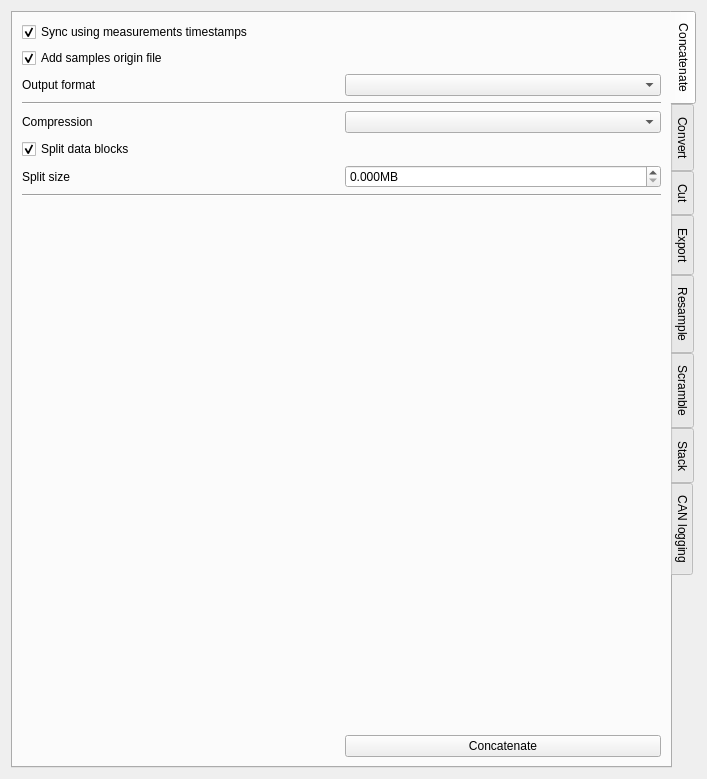
This is asammdf/gui/ui/batch_widget.ui in danielhrisca/asammdf as Qt 5 draws it before an edit. The edited form follows.
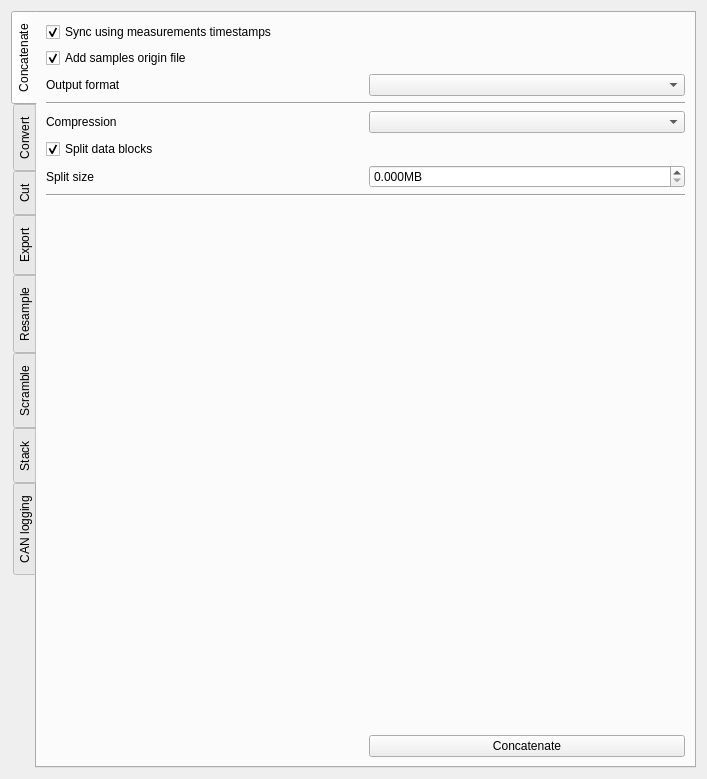
This is the edited form. Icons and pictures are not drawn. Custom widgets are drawn as their Qt base class.

Commit message: move batch processing tabs on the left side

```diff
--- a/asammdf/gui/ui/batch_widget.ui
+++ b/asammdf/gui/ui/batch_widget.ui
@@ -21,7 +21,7 @@
      </property>
      <widget class="QTabWidget" name="aspects">
       <property name="tabPosition">
-       <enum>QTabWidget::East</enum>
+       <enum>QTabWidget::West</enum>
       </property>
       <property name="currentIndex">
        <number>0</number>
```
The commit also changes 4 other files.
